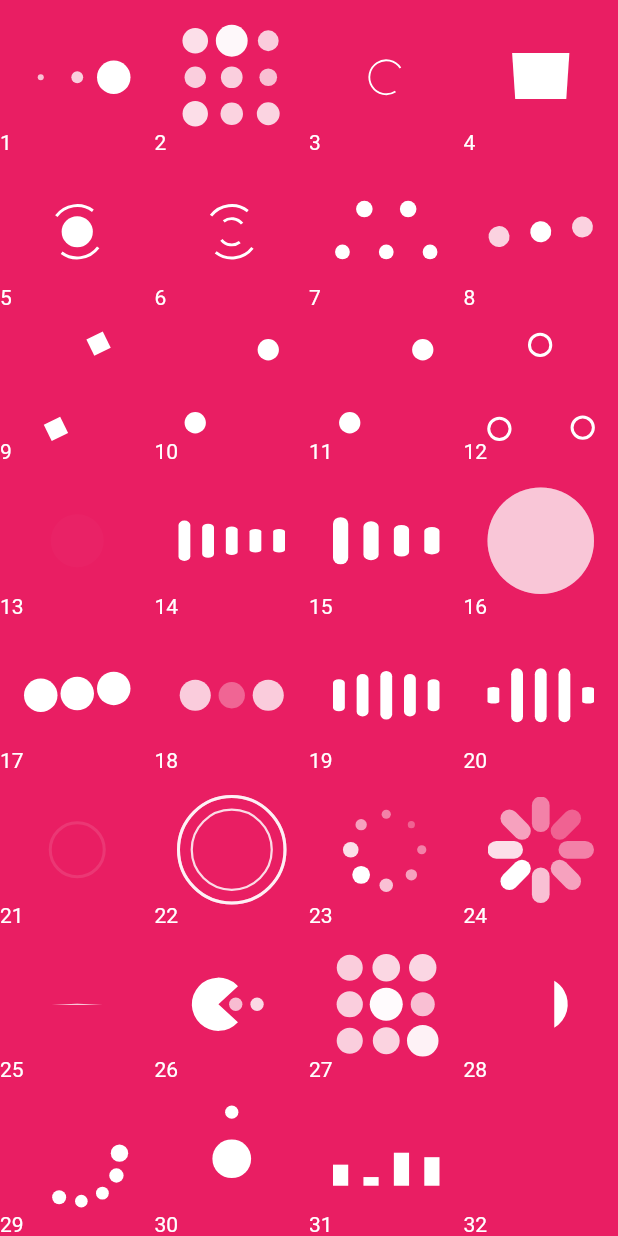
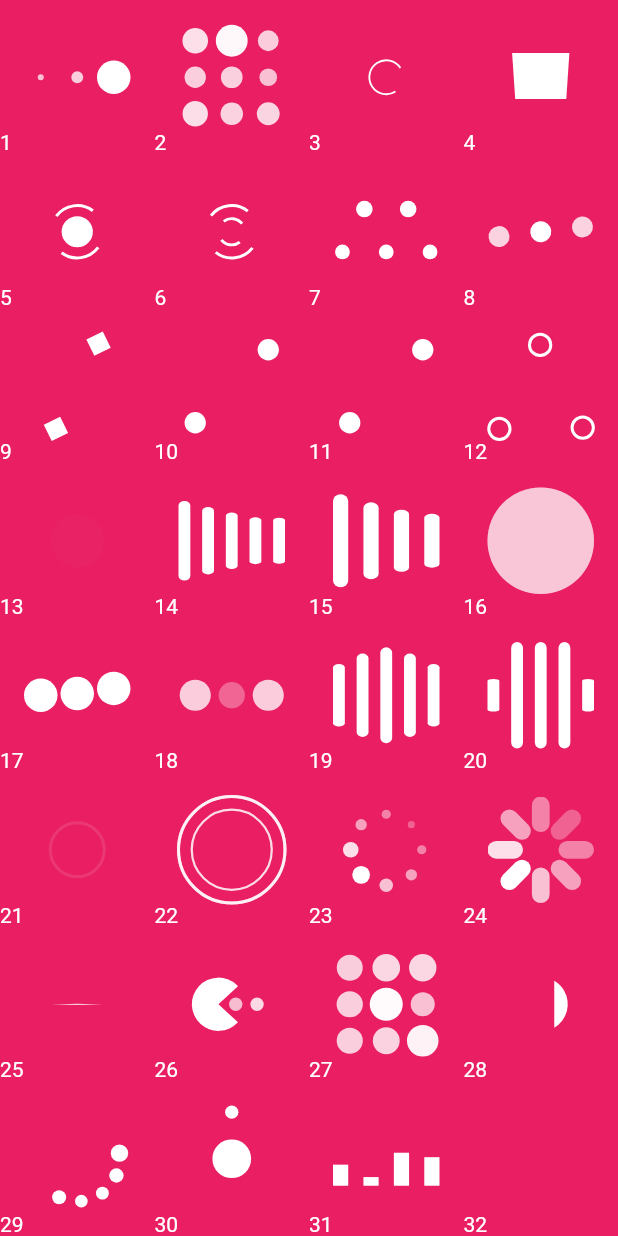
Before and after one commit to TinoGuo/loading_indicator, a Flutter app: the GridWidget screen opened directly, on a phone screen of 412 x 824 dp. Run offline on Flutter 3.47's test engine with Material 2 defaults, Android fonts, the phone set to English and light mode, and no system bars.

```diff
--- a/lib/src/indicators/ball_pulse_rise.dart
+++ b/lib/src/indicators/ball_pulse_rise.dart
@@ -19,8 +19,7 @@ class _BallPulseRiseState extends State<BallPulseRise>
   void initState() {
     super.initState();
     _animationController =
-        AnimationController(vsync: this, duration: const Duration(seconds: 1))
-          ..addListener(() => setState(() {}));
+        AnimationController(vsync: this, duration: const Duration(seconds: 1));
     final cubic = Cubic(0.15, 0.46, 0.9, 0.6);
 
     _oddScaleAnimation = TweenSequence([
@@ -64,16 +63,7 @@ class _BallPulseRiseState extends State<BallPulseRise>
         final deltaY = constraint.maxHeight / 3;
 
         for (int i = 0; i < 5; i++) {
-          Widget child;
-          if (i.isEven) {
-            child = _buildSingleCircle(Matrix4.identity()
-              ..scale(_evenScaleAnimation.value)
-              ..translate(0.0, deltaY * _evenTranslateAnimation.value));
-          } else {
-            child = _buildSingleCircle(Matrix4.identity()
-              ..scale(_oddScaleAnimation.value)
-              ..translate(0.0, deltaY * _oddTranslateAnimation.value));
-          }
+          Widget child = _buildSingleCircle(i, deltaY);
           widgets[i] = Positioned.fromRect(
             child: child,
             rect: Rect.fromLTWH(
@@ -91,11 +81,25 @@ class _BallPulseRiseState extends State<BallPulseRise>
     );
   }
 
-  _buildSingleCircle(Matrix4 transform) {
-    return Transform(
-      alignment: Alignment.center,
-      transform: transform..setEntry(3, 2, 0.006),
-      child: IndicatorShapeWidget(shape: Shape.circle),
+  _buildSingleCircle(int index, double deltaY) {
+    return AnimatedBuilder(
+      animation: _animationController,
+      builder: (_, child) {
+        return Transform(
+          alignment: Alignment.center,
+          transform: Matrix4.identity()
+            ..scale(index.isEven
+                ? _evenScaleAnimation.value
+                : _oddScaleAnimation.value)
+            ..translate(
+                0.0,
+                index.isEven
+                    ? _evenTranslateAnimation.value * deltaY
+                    : _oddTranslateAnimation.value * deltaY)
+            ..setEntry(3, 2, 0.006),
+          child: IndicatorShapeWidget(shape: Shape.circle),
+        );
+      },
     );
   }
 }
--- a/lib/src/indicators/ball_pulse_sync.dart
+++ b/lib/src/indicators/ball_pulse_sync.dart
@@ -20,8 +20,7 @@ class _BallPulseSyncState extends State<BallPulseSync>
     super.initState();
     for (int i = 0; i < 3; i++) {
       _animationControllers[i] = AnimationController(
-          vsync: this, duration: const Duration(milliseconds: 600))
-        ..addListener(() => setState(() {}));
+          vsync: this, duration: const Duration(milliseconds: 600));
 
       _animations[i] = TweenSequence([
         TweenSequenceItem(tween: Tween(begin: 0.0, end: 1.0), weight: 1),
@@ -40,7 +39,7 @@ class _BallPulseSyncState extends State<BallPulseSync>
   @override
   void dispose() {
     _delayFeatures.forEach((f) => f.cancel());
-    _animationControllers.forEach((f) => f.dispose());
+    _animationControllers.forEach((f) => f?.dispose());
     super.dispose();
   }
 
@@ -54,11 +53,16 @@ class _BallPulseSyncState extends State<BallPulseSync>
       for (int i = 0; i < 5; i++) {
         if (i.isEven) {
           widgets[i] = Expanded(
-            child: Transform.translate(
-              offset: Offset(0, _animations[i ~/ 2].value * deltaY),
-              child: IndicatorShapeWidget(
-                shape: Shape.circle,
-              ),
+            child: AnimatedBuilder(
+              animation: _animationControllers[i ~/ 2],
+              builder: (_, child) {
+                return Transform.translate(
+                  offset: Offset(0, _animations[i ~/ 2].value * deltaY),
+                  child: IndicatorShapeWidget(
+                    shape: Shape.circle,
+                  ),
+                );
+              },
             ),
           );
         } else {
--- a/lib/src/indicators/ball_rotate_chase.dart
+++ b/lib/src/indicators/ball_rotate_chase.dart
@@ -19,9 +19,8 @@ class _BallRotateChaseState extends State<BallRotateChase>
   @override
   void initState() {
     super.initState();
-    _animationController =
-        AnimationController(vsync: this, duration: Duration(milliseconds: 1500))
-          ..addListener(() => setState(() {}));
+    _animationController = AnimationController(
+        vsync: this, duration: Duration(milliseconds: 1500));
     for (int i = 0; i < _BALL_NUM; i++) {
       final rate = i / 5;
       final cubic = Cubic(0.5, 0.15 + rate, 0.25, 1.0);
@@ -52,17 +51,24 @@ class _BallRotateChaseState extends State<BallRotateChase>
       for (int i = 0; i < _BALL_NUM; i++) {
         widgets[i] = Positioned.fromRect(
           rect: Rect.fromLTWH(deltaX, deltaY, circleSize, circleSize),
-          child: Transform(
+          child: AnimatedBuilder(
+            animation: _animationController,
+            builder: (_, child) {
+              return Transform(
                 alignment: Alignment.center,
                 transform: Matrix4.identity()
                   ..translate(
                     deltaX * sin(_translateAnimations[i].value),
                     deltaY * -cos(_translateAnimations[i].value),
                   ),
+
+                /// scale must in child, if upper would align topLeft.
                 child: ScaleTransition(
                   scale: _scaleAnimations[i],
                   child: IndicatorShapeWidget(shape: Shape.circle),
                 ),
+              );
+            },
           ),
         );
       }
--- a/lib/src/indicators/ball_triangle_path.dart
+++ b/lib/src/indicators/ball_triangle_path.dart
@@ -17,8 +17,7 @@ class _BallTrianglePathState extends State<BallTrianglePath>
   void initState() {
     super.initState();
     _animationController =
-        AnimationController(vsync: this, duration: const Duration(seconds: 2))
-          ..addListener(() => setState(() {}));
+        AnimationController(vsync: this, duration: const Duration(seconds: 2));
 
     _topCenterAnimation = TweenSequence([
       TweenSequenceItem(
@@ -64,53 +63,46 @@ class _BallTrianglePathState extends State<BallTrianglePath>
     return LayoutBuilder(
       builder: (ctx, constraint) {
         final circleSize = constraint.maxWidth / 5;
+        final container = Size(constraint.maxWidth, constraint.maxHeight);
 
         List<Widget> widgets = List(3);
         widgets[0] = Positioned.fromRect(
           rect: Rect.fromLTWH(constraint.maxWidth / 2 - circleSize / 2, 0,
               circleSize, circleSize),
-          child: Transform(
-            transform: Matrix4.identity()
-              ..translate(
-                _topCenterAnimation.value.dx *
-                    (constraint.maxWidth - circleSize),
-                _topCenterAnimation.value.dy *
-                    (constraint.maxHeight - circleSize),
-              ),
-            child: IndicatorShapeWidget(shape: Shape.ring),
-          ),
+          child: _buildAnimatedRing(container, circleSize, _topCenterAnimation),
         );
         widgets[1] = Positioned.fromRect(
           rect: Rect.fromLTWH(
               0, constraint.maxHeight - circleSize, circleSize, circleSize),
-          child: Transform(
-            transform: Matrix4.identity()
-              ..translate(
-                _leftBottomAnimation.value.dx *
-                    (constraint.maxWidth - circleSize),
-                _leftBottomAnimation.value.dy *
-                    (constraint.maxHeight - circleSize),
-              ),
-            child: IndicatorShapeWidget(shape: Shape.ring),
-          ),
+          child:
+              _buildAnimatedRing(container, circleSize, _leftBottomAnimation),
         );
         widgets[2] = Positioned.fromRect(
           rect: Rect.fromLTWH(constraint.maxWidth - circleSize,
               constraint.maxHeight - circleSize, circleSize, circleSize),
-          child: Transform(
-            transform: Matrix4.identity()
-              ..translate(
-                _rightBottomAnimation.value.dx *
-                    (constraint.maxWidth - circleSize),
-                _rightBottomAnimation.value.dy *
-                    (constraint.maxHeight - circleSize),
-              ),
-            child: IndicatorShapeWidget(shape: Shape.ring),
-          ),
+          child:
+              _buildAnimatedRing(container, circleSize, _rightBottomAnimation),
         );
 
         return Stack(children: widgets);
       },
     );
   }
+
+  _buildAnimatedRing(
+      Size size, double circleSize, Animation<Offset> animation) {
+    return AnimatedBuilder(
+      animation: _animationController,
+      builder: (_, child) {
+        return Transform(
+          transform: Matrix4.identity()
+            ..translate(
+              animation.value.dx * (size.width - circleSize),
+              animation.value.dy * (size.height - circleSize),
+            ),
+          child: IndicatorShapeWidget(shape: Shape.ring),
+        );
+      },
+    );
+  }
 }
--- a/lib/src/indicators/ball_zig_zag.dart
+++ b/lib/src/indicators/ball_zig_zag.dart
@@ -16,8 +16,7 @@ class _BallZigZagState extends State<BallZigZag>
     super.initState();
 
     _animationController = AnimationController(
-        vsync: this, duration: const Duration(milliseconds: 700))
-      ..addListener(() => setState(() {}));
+        vsync: this, duration: const Duration(milliseconds: 700));
 
     _animation = TweenSequence([
       TweenSequenceItem(
@@ -45,14 +44,17 @@ class _BallZigZagState extends State<BallZigZag>
       final deltaX = constraint.maxWidth / 2 - circleSize / 2;
       final deltaY = constraint.maxHeight / 2 - circleSize / 2;
 
+      return AnimatedBuilder(
+        animation: _animationController,
+        builder: (_, child) {
           return Stack(
             children: <Widget>[
               Positioned.fromRect(
                 rect: Rect.fromLTWH(deltaX, deltaY, circleSize, circleSize),
                 child: Transform(
                   transform: Matrix4.identity()
-                ..translate(
-                    deltaX * _animation.value.dx, deltaY * _animation.value.dy),
+                    ..translate(deltaX * _animation.value.dx,
+                        deltaY * _animation.value.dy),
                   child: IndicatorShapeWidget(shape: Shape.circle),
                 ),
               ),
@@ -67,6 +69,8 @@ class _BallZigZagState extends State<BallZigZag>
               )
             ],
           );
+        },
+      );
     });
   }
 }
--- a/lib/src/indicators/ball_zig_zag_deflect.dart
+++ b/lib/src/indicators/ball_zig_zag_deflect.dart
@@ -16,8 +16,7 @@ class _BallZigZagDeflectState extends State<BallZigZagDeflect>
     super.initState();
 
     _animationController = AnimationController(
-        vsync: this, duration: const Duration(milliseconds: 700))
-      ..addListener(() => setState(() {}));
+        vsync: this, duration: const Duration(milliseconds: 700));
 
     _animation = TweenSequence([
       TweenSequenceItem(
@@ -45,14 +44,16 @@ class _BallZigZagDeflectState extends State<BallZigZagDeflect>
       final deltaX = constraint.maxWidth / 2 - circleSize / 2;
       final deltaY = constraint.maxHeight / 2 - circleSize / 2;
 
-      return Stack(
+      return AnimatedBuilder(
+        animation: _animationController,
+        builder: (_, child) => Stack(
               children: <Widget>[
                 Positioned.fromRect(
                   rect: Rect.fromLTWH(deltaX, deltaY, circleSize, circleSize),
                   child: Transform(
                     transform: Matrix4.identity()
-                ..translate(
-                    deltaX * _animation.value.dx, deltaY * _animation.value.dy),
+                      ..translate(deltaX * _animation.value.dx,
+                          deltaY * _animation.value.dy),
                     child: IndicatorShapeWidget(shape: Shape.circle),
                   ),
                 ),
@@ -66,6 +67,7 @@ class _BallZigZagDeflectState extends State<BallZigZagDeflect>
                   ),
                 )
               ],
+            ),
       );
     });
   }
--- a/lib/src/indicators/cube_transition.dart
+++ b/lib/src/indicators/cube_transition.dart
@@ -19,8 +19,7 @@ class _CubeTransitionState extends State<CubeTransition>
   void initState() {
     super.initState();
     _animationController = AnimationController(
-        vsync: this, duration: const Duration(milliseconds: 1600))
-      ..addListener(() => setState(() {}));
+        vsync: this, duration: const Duration(milliseconds: 1600));
     _translateAnimation = TweenSequence([
       TweenSequenceItem(
           tween: SizeTween(begin: Size(0.0, 0.0), end: Size(1.0, 0.0)),
@@ -71,7 +70,9 @@ class _CubeTransitionState extends State<CubeTransition>
       final deltaX = constraint.maxWidth - squareSize;
       final deltaY = constraint.maxHeight - squareSize;
 
-      return Stack(
+      return AnimatedBuilder(
+        animation: _animationController,
+        builder: (_, child) => Stack(
               children: [
                 Positioned.fromRect(
                   rect: Rect.fromLTWH(0, 0, squareSize, squareSize),
@@ -86,8 +87,11 @@ class _CubeTransitionState extends State<CubeTransition>
                   ),
                 ),
                 Positioned.fromRect(
-            rect: Rect.fromLTWH(constraint.maxWidth - squareSize,
-                constraint.maxHeight - squareSize, squareSize, squareSize),
+                  rect: Rect.fromLTWH(
+                      constraint.maxWidth - squareSize,
+                      constraint.maxHeight - squareSize,
+                      squareSize,
+                      squareSize),
                   child: Transform(
                     alignment: Alignment.center,
                     transform: Matrix4.identity()
@@ -99,6 +103,7 @@ class _CubeTransitionState extends State<CubeTransition>
                   ),
                 ),
               ],
+            ),
       );
     });
   }
--- a/lib/src/indicators/line_scale.dart
+++ b/lib/src/indicators/line_scale.dart
@@ -1,6 +1,7 @@
 import 'package:async/async.dart';
 import 'package:flutter/material.dart';
 import 'package:loading_indicator/src/shape/indicator_painter.dart';
+import 'package:loading_indicator/src/transition/ScaleYTransition.dart';
 
 class LineScale extends StatefulWidget {
   @override
@@ -20,9 +21,8 @@ class _LineScaleState extends State<LineScale> with TickerProviderStateMixin {
     final cubic = Cubic(0.2, 0.68, 0.18, 0.08);
 
     for (int i = 0; i < 5; i++) {
-      _animationControllers[i] =
-          AnimationController(vsync: this, duration: const Duration(seconds: 1))
-            ..addListener(() => setState(() {}));
+      _animationControllers[i] = AnimationController(
+          vsync: this, duration: const Duration(seconds: 1));
 
       _animations[i] = TweenSequence([
         TweenSequenceItem(tween: Tween(begin: 1.0, end: 0.4), weight: 1),
@@ -39,23 +39,18 @@ class _LineScaleState extends State<LineScale> with TickerProviderStateMixin {
 
   @override
   void dispose() {
-    for (var value1 in _delayFeatures) {
-      value1.cancel();
-    }
-    for (var value in _animationControllers) {
-      value.dispose();
-    }
+    _delayFeatures.forEach((f) => f.cancel());
+    _animationControllers.forEach((f) => f?.dispose());
     super.dispose();
   }
 
   @override
   Widget build(BuildContext context) {
     List<Widget> widgets = _animations
-        .map((Animation<double> anim) => anim.value)
-        .map((double val) => Expanded(
-              child: Transform(
+        .map((Animation<double> anim) => Expanded(
+              child: ScaleYTransition(
                 alignment: Alignment.center,
-                transform: Matrix4.identity()..scale(1.0, val),
+                scaleY: anim,
                 child: IndicatorShapeWidget(shape: Shape.line),
               ),
             ))
@@ -67,6 +62,9 @@ class _LineScaleState extends State<LineScale> with TickerProviderStateMixin {
       }
     }
 
-    return Row(children: widgets);
+    return Row(
+      crossAxisAlignment: CrossAxisAlignment.stretch,
+      children: widgets,
+    );
   }
 }
--- a/lib/src/indicators/line_scale_party.dart
+++ b/lib/src/indicators/line_scale_party.dart
@@ -1,6 +1,7 @@
 import 'package:async/async.dart';
 import 'package:flutter/material.dart';
 import 'package:loading_indicator/src/shape/indicator_painter.dart';
+import 'package:loading_indicator/src/transition/ScaleYTransition.dart';
 
 class LineScaleParty extends StatefulWidget {
   @override
@@ -22,8 +23,7 @@ class _LineScalePartyState extends State<LineScaleParty>
 
     for (int i = 0; i < 4; i++) {
       _animationControllers[i] = AnimationController(
-          vsync: this, duration: Duration(milliseconds: _DURATION[i]))
-        ..addListener(() => setState(() {}));
+          vsync: this, duration: Duration(milliseconds: _DURATION[i]));
 
       _animations[i] = TweenSequence([
         TweenSequenceItem(tween: Tween(begin: 1.0, end: 0.5), weight: 1),
@@ -40,23 +40,17 @@ class _LineScalePartyState extends State<LineScaleParty>
 
   @override
   void dispose() {
-    for (var value1 in _delayFeatures) {
-      value1.cancel();
-    }
-    for (var value in _animationControllers) {
-      value.dispose();
-    }
+    _delayFeatures.forEach((f) => f.cancel());
+    _animationControllers.forEach((f) => f?.dispose());
     super.dispose();
   }
 
   @override
   Widget build(BuildContext context) {
     List<Widget> widgets = _animations
-        .map((Animation<double> anim) => anim.value)
-        .map((double val) => Expanded(
-              child: Transform(
-                alignment: Alignment.center,
-                transform: Matrix4.identity()..scale(1.0, val),
+        .map((Animation<double> anim) => Expanded(
+              child: ScaleYTransition(
+                scaleY: anim,
                 child: IndicatorShapeWidget(shape: Shape.line),
               ),
             ))
@@ -68,6 +62,9 @@ class _LineScalePartyState extends State<LineScaleParty>
       }
     }
 
-    return Row(children: widgets);
+    return Row(
+      crossAxisAlignment: CrossAxisAlignment.stretch,
+      children: widgets,
+    );
   }
 }
--- a/lib/src/indicators/line_scale_pulse_out.dart
+++ b/lib/src/indicators/line_scale_pulse_out.dart
@@ -1,6 +1,7 @@
 import 'package:async/async.dart';
 import 'package:flutter/material.dart';
 import 'package:loading_indicator/src/shape/indicator_painter.dart';
+import 'package:loading_indicator/src/transition/ScaleYTransition.dart';
 
 class LineScalePulseOut extends StatefulWidget {
   @override
@@ -20,9 +21,8 @@ class _LineScalePulseOutState extends State<LineScalePulseOut>
     super.initState();
     final cubic = Cubic(0.85, 0.25, 0.37, 0.85);
     for (int i = 0; i < 5; i++) {
-      _animationControllers[i] =
-          AnimationController(vsync: this, duration: const Duration(seconds: 1))
-            ..addListener(() => setState(() {}));
+      _animationControllers[i] = AnimationController(
+          vsync: this, duration: const Duration(seconds: 1));
       _animations[i] = TweenSequence([
         TweenSequenceItem(tween: Tween(begin: 1.0, end: 0.4), weight: 1),
         TweenSequenceItem(tween: Tween(begin: 0.4, end: 1.0), weight: 1),
@@ -39,7 +39,7 @@ class _LineScalePulseOutState extends State<LineScalePulseOut>
   @override
   void dispose() {
     _delayFeatures.forEach((f) => f.cancel());
-    _animationControllers.forEach((f) => f.dispose());
+    _animationControllers.forEach((f) => f?.dispose());
     super.dispose();
   }
 
@@ -49,10 +49,8 @@ class _LineScalePulseOutState extends State<LineScalePulseOut>
     for (int i = 0; i < widgets.length; i++) {
       if (i.isEven) {
         widgets[i] = Expanded(
-          child: Transform(
-            alignment: Alignment.center,
-            transform: Matrix4.identity()
-              ..scale(1.0, _animations[i ~/ 2].value),
+          child: ScaleYTransition(
+            scaleY: _animations[i ~/ 2],
             child: IndicatorShapeWidget(shape: Shape.line),
           ),
         );
@@ -60,6 +58,9 @@ class _LineScalePulseOutState extends State<LineScalePulseOut>
         widgets[i] = Expanded(child: Container());
       }
     }
-    return Row(children: widgets);
+    return Row(
+      crossAxisAlignment: CrossAxisAlignment.stretch,
+      children: widgets,
+    );
   }
 }
--- a/lib/src/indicators/line_scale_pulse_out_rapid.dart
+++ b/lib/src/indicators/line_scale_pulse_out_rapid.dart
@@ -1,6 +1,7 @@
 import 'package:async/async.dart';
 import 'package:flutter/material.dart';
 import 'package:loading_indicator/src/shape/indicator_painter.dart';
+import 'package:loading_indicator/src/transition/ScaleYTransition.dart';
 
 class LineScalePulseOutRapid extends StatefulWidget {
   @override
@@ -21,8 +22,7 @@ class _LineScalePulseOutRapidState extends State<LineScalePulseOutRapid>
     final cubic = Cubic(0.11, 0.49, 0.38, 0.78);
     for (int i = 0; i < 5; i++) {
       _animationControllers[i] = AnimationController(
-          vsync: this, duration: const Duration(milliseconds: 900))
-        ..addListener(() => setState(() {}));
+          vsync: this, duration: const Duration(milliseconds: 900));
       _animations[i] = TweenSequence([
         TweenSequenceItem(tween: Tween(begin: 1.0, end: 0.3), weight: 80),
         TweenSequenceItem(tween: Tween(begin: 0.3, end: 1.0), weight: 10),
@@ -50,10 +50,8 @@ class _LineScalePulseOutRapidState extends State<LineScalePulseOutRapid>
     for (int i = 0; i < widgets.length; i++) {
       if (i.isEven) {
         widgets[i] = Expanded(
-          child: Transform(
-            alignment: Alignment.center,
-            transform: Matrix4.identity()
-              ..scale(1.0, _animations[i ~/ 2].value),
+          child: ScaleYTransition(
+            scaleY: _animations[i ~/ 2],
             child: IndicatorShapeWidget(shape: Shape.line),
           ),
         );
@@ -61,6 +59,9 @@ class _LineScalePulseOutRapidState extends State<LineScalePulseOutRapid>
         widgets[i] = Expanded(child: Container());
       }
     }
-    return Row(children: widgets);
+    return Row(
+      crossAxisAlignment: CrossAxisAlignment.stretch,
+      children: widgets,
+    );
   }
 }
--- a/lib/src/indicators/square_spin.dart
+++ b/lib/src/indicators/square_spin.dart
@@ -20,8 +20,7 @@ class _SquareSpinState extends State<SquareSpin>
   void initState() {
     super.initState();
     _animationController = AnimationController(
-        vsync: this, duration: const Duration(milliseconds: 3000))
-      ..addListener(() => setState(() {}));
+        vsync: this, duration: const Duration(milliseconds: 3000));
     final cubic = Cubic(.09, .57, .49, .9);
     _xAnimation = Tween<double>(begin: 0, end: pi).animate(CurvedAnimation(
         parent: _animationController, curve: Interval(0, 0.25, curve: cubic)));
@@ -47,6 +46,9 @@ class _SquareSpinState extends State<SquareSpin>
 
   @override
   Widget build(BuildContext context) {
+    return AnimatedBuilder(
+      animation: _animationController,
+      builder: (_, child) {
         double x, y;
         if (_animationController.value < 0.5) {
           x = _xAnimation.value;
@@ -55,7 +57,6 @@ class _SquareSpinState extends State<SquareSpin>
           x = _xAnimation2.value;
           y = _yAnimation2.value;
         }
-
         return Transform(
           alignment: Alignment.center,
           transform: Matrix4.identity()
@@ -66,5 +67,7 @@ class _SquareSpinState extends State<SquareSpin>
             ..rotateY(y),
           child: IndicatorShapeWidget(shape: Shape.rectangle),
         );
+      },
+    );
   }
 }
--- a/lib/src/indicators/triangle_skew_spin.dart
+++ b/lib/src/indicators/triangle_skew_spin.dart
@@ -30,8 +30,7 @@ class _TriangleSkewSpinState extends State<TriangleSkewSpin>
       TweenSequenceItem(
           tween: Tween(begin: Offset(pi, 0.0), end: Offset(0.0, 0.0)),
           weight: 1),
-    ]).animate(CurvedAnimation(parent: _animationController, curve: cubic))
-      ..addListener(() => setState(() {}));
+    ]).animate(CurvedAnimation(parent: _animationController, curve: cubic));
     _animationController.repeat();
   }
 
@@ -43,6 +42,9 @@ class _TriangleSkewSpinState extends State<TriangleSkewSpin>
 
   @override
   Widget build(BuildContext context) {
+    return AnimatedBuilder(
+        animation: _animationController,
+        builder: (_, child) {
           return Transform(
             alignment: Alignment.center,
             transform: Matrix4.identity()
@@ -53,5 +55,6 @@ class _TriangleSkewSpinState extends State<TriangleSkewSpin>
               ..rotateY(_animation.value.dy),
             child: IndicatorShapeWidget(shape: Shape.triangle),
           );
+        });
   }
 }
--- /dev/null
+++ b/lib/src/transition/ScaleYTransition.dart
@@ -0,0 +1,28 @@
+import 'package:flutter/material.dart';
+
+class ScaleYTransition extends AnimatedWidget {
+  const ScaleYTransition({
+    Key key,
+    @required Animation<double> scaleY,
+    this.alignment = Alignment.center,
+    this.child,
+  })  : assert(scaleY != null),
+        super(key: key, listenable: scaleY);
+
+  Animation<double> get scaleY => listenable;
+
+  final Alignment alignment;
+
+  final Widget child;
+
+  @override
+  Widget build(BuildContext context) {
+    final double scaleYValue = scaleY.value;
+    final Matrix4 transform = Matrix4.identity()..scale(1.0, scaleYValue, 1.0);
+    return Transform(
+      transform: transform,
+      alignment: alignment,
+      child: child,
+    );
+  }
+}
```
Lines whose indentation alone changed are shown as unchanged.
